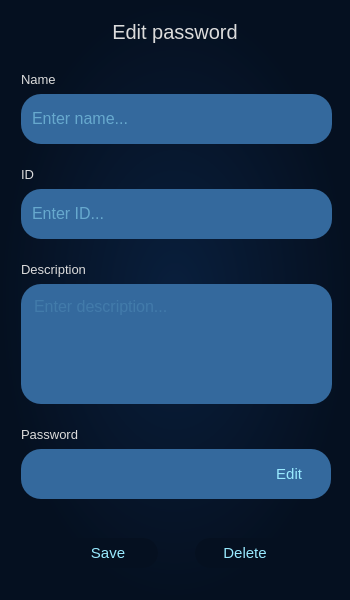
First picture: the form in editpass.ui, repository tiutcristian/Passcrypt, before the edit.
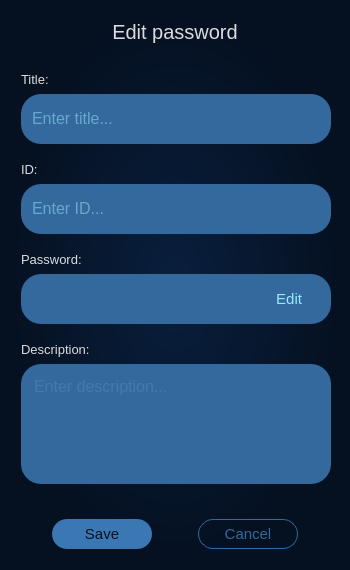
Second picture: the form after the edit. Icons and pictures are not drawn.

```diff
--- a/editpass.ui
+++ b/editpass.ui
@@ -7,37 +7,95 @@
     <x>0</x>
     <y>0</y>
     <width>350</width>
-    <height>600</height>
+    <height>570</height>
    </rect>
   </property>
   <property name="minimumSize">
    <size>
     <width>350</width>
-    <height>600</height>
+    <height>570</height>
    </size>
   </property>
   <property name="maximumSize">
    <size>
     <width>350</width>
-    <height>600</height>
+    <height>570</height>
    </size>
   </property>
   <property name="windowTitle">
    <string>Dialog</string>
   </property>
   <property name="styleSheet">
-   <string notr="true">QDialog{
+   <string notr="true">*{
+	font-family: &quot;Segoe UI&quot;;
+}
+
+#EditPass{
 	background-color: qradialgradient(spread:pad, cx:0.5, cy:0.5, radius:0.5, fx:0.5, fy:0.5, stop:0 rgba(9, 31, 61, 255), stop:1 rgba(5, 16, 32, 255));
 }
 
-QLabel{
+#upperWidget QLabel{
 	color: rgb(220, 220, 220);
-	font-family: Segoe UI;
+	font-size: 15pt;
 }
-</string>
+
+#mainWidget QFrame{
+	background-color: rgb(52, 105, 157);
+	border-radius: 20px;
+}
+
+#mainWidget QLineEdit{
+	background-color: rgb(52, 105, 157);
+	color: rgb(153, 234, 255);
+    border: no-border;
+ }
+
+#mainWidget QLineEdit[text=&quot;&quot;]{
+	color: rgba(153, 234, 255, 60);
+}
+
+#mainWidget QTextEdit{
+	color: rgba(153, 234, 255, 70);
+}
+
+#mainWidget QLabel{
+	color: rgb(220, 220, 220);
+	font-size: 10pt;
+	background: none;
+}
+
+#saveButton {
+	border-radius: 15px;
+	background-color: rgb(59, 119, 179);
+	color: rgb(5, 16, 32);
+}
+
+#saveButton:hover {
+	background-color: rgb(70, 143, 212);
+}
+
+#saveButton:pressed{
+	background-color: rgb(59, 119, 179);
+}
+
+#cancelButton {
+	border-radius: 15px;
+	border: 1px solid rgb(52, 105, 157);
+	color: rgb(52, 105, 157);
+}
+
+#cancelButton:hover {
+	border-color: rgb(70, 143, 212);
+	color: rgb(70, 143, 212);
+}
+
+#cancelButton:pressed{
+	border-color: rgb(52, 105, 157);
+	color: rgb(52, 105, 157);
+}</string>
   </property>
   <layout class="QVBoxLayout" name="verticalLayout">
-   <item alignment="Qt::AlignTop">
+   <item>
     <widget class="QWidget" name="upperWidget" native="true">
      <layout class="QHBoxLayout" name="horizontalLayout">
       <item>
@@ -54,7 +112,7 @@
        </spacer>
       </item>
       <item>
-       <widget class="QLabel" name="titleLabel">
+       <widget class="QLabel" name="titleLabel_2">
         <property name="font">
          <font>
           <family>Segoe UI</family>
@@ -93,13 +151,13 @@
        <verstretch>0</verstretch>
       </sizepolicy>
      </property>
-     <widget class="QLabel" name="nameLabel">
+     <widget class="QLabel" name="titleLabel">
       <property name="geometry">
        <rect>
         <x>10</x>
         <y>10</y>
-        <width>61</width>
-        <height>21</height>
+        <width>100</width>
+        <height>20</height>
        </rect>
       </property>
       <property name="sizePolicy">
@@ -115,15 +173,15 @@
        </font>
       </property>
       <property name="text">
-       <string>Name</string>
+       <string>Title:</string>
       </property>
      </widget>
-     <widget class="QFrame" name="nameFrame">
+     <widget class="QFrame" name="titleFrame">
       <property name="geometry">
        <rect>
         <x>10</x>
         <y>35</y>
-        <width>311</width>
+        <width>310</width>
         <height>50</height>
        </rect>
       </property>
@@ -140,8 +198,7 @@
        </size>
       </property>
       <property name="styleSheet">
-       <string notr="true">background-color: rgb(52, 105, 157);
-border-radius: 20px;</string>
+       <string notr="true"/>
       </property>
       <property name="frameShape">
        <enum>QFrame::StyledPanel</enum>
@@ -151,7 +208,7 @@
       </property>
       <layout class="QVBoxLayout" name="verticalLayout_3">
        <item>
-        <widget class="QLineEdit" name="nameLineEdit">
+        <widget class="QLineEdit" name="titleLineEdit">
          <property name="minimumSize">
           <size>
            <width>200</width>
@@ -364,21 +421,13 @@
           </font>
          </property>
          <property name="styleSheet">
-          <string notr="true">QLineEdit{
-	color: rgb(153, 234, 255);
-	border: no-border;
-	font-family: Segoe UI;
-}
-
-QLineEdit[text=&quot;&quot;]{
-	 color: rgba(153, 234, 255, 60);
-}</string>
+          <string notr="true"/>
          </property>
          <property name="echoMode">
           <enum>QLineEdit::Normal</enum>
          </property>
          <property name="placeholderText">
-          <string>Enter name...</string>
+          <string>Enter title...</string>
          </property>
         </widget>
        </item>
@@ -388,9 +437,9 @@
       <property name="geometry">
        <rect>
         <x>10</x>
-        <y>105</y>
-        <width>61</width>
-        <height>21</height>
+        <y>100</y>
+        <width>100</width>
+        <height>20</height>
        </rect>
       </property>
       <property name="sizePolicy">
@@ -406,15 +455,15 @@
        </font>
       </property>
       <property name="text">
-       <string>ID</string>
+       <string>ID:</string>
       </property>
      </widget>
      <widget class="QFrame" name="idFrame">
       <property name="geometry">
        <rect>
         <x>10</x>
-        <y>130</y>
-        <width>311</width>
+        <y>125</y>
+        <width>310</width>
         <height>50</height>
        </rect>
       </property>
@@ -431,8 +480,7 @@
        </size>
       </property>
       <property name="styleSheet">
-       <string notr="true">background-color: rgb(52, 105, 157);
-border-radius: 20px;</string>
+       <string notr="true"/>
       </property>
       <property name="frameShape">
        <enum>QFrame::StyledPanel</enum>
@@ -655,15 +703,7 @@
           </font>
          </property>
          <property name="styleSheet">
-          <string notr="true">QLineEdit{
-	color: rgb(153, 234, 255);
-	border: no-border;
-	font-family: Segoe UI;
-}
-
-QLineEdit[text=&quot;&quot;]{
-	 color: rgba(153, 234, 255, 60);
-}</string>
+          <string notr="true"/>
          </property>
          <property name="echoMode">
           <enum>QLineEdit::Normal</enum>
@@ -679,9 +719,9 @@
       <property name="geometry">
        <rect>
         <x>10</x>
-        <y>200</y>
-        <width>91</width>
-        <height>21</height>
+        <y>280</y>
+        <width>100</width>
+        <height>20</height>
        </rect>
       </property>
       <property name="sizePolicy">
@@ -697,16 +737,16 @@
        </font>
       </property>
       <property name="text">
-       <string>Description</string>
+       <string>Description:</string>
       </property>
      </widget>
      <widget class="QLabel" name="passwordLabel">
       <property name="geometry">
        <rect>
         <x>10</x>
-        <y>365</y>
-        <width>81</width>
-        <height>21</height>
+        <y>190</y>
+        <width>100</width>
+        <height>20</height>
        </rect>
       </property>
       <property name="sizePolicy">
@@ -722,21 +762,20 @@
        </font>
       </property>
       <property name="text">
-       <string>Password</string>
+       <string>Password:</string>
       </property>
      </widget>
      <widget class="QFrame" name="passwordFrame">
       <property name="geometry">
        <rect>
         <x>10</x>
-        <y>390</y>
+        <y>215</y>
         <width>310</width>
         <height>50</height>
        </rect>
       </property>
       <property name="styleSheet">
-       <string notr="true">background-color: rgb(52, 105, 157);
-border-radius: 20px;</string>
+       <string notr="true"/>
       </property>
       <property name="frameShape">
        <enum>QFrame::StyledPanel</enum>
@@ -761,7 +800,7 @@
            <active>
             <colorrole role="WindowText">
              <brush brushstyle="SolidPattern">
-              <color alpha="255">
+              <color alpha="60">
                <red>153</red>
                <green>234</green>
                <blue>255</blue>
@@ -779,7 +818,7 @@
             </colorrole>
             <colorrole role="Text">
              <brush brushstyle="SolidPattern">
-              <color alpha="255">
+              <color alpha="60">
                <red>153</red>
                <green>234</green>
                <blue>255</blue>
@@ -788,7 +827,7 @@
             </colorrole>
             <colorrole role="ButtonText">
              <brush brushstyle="SolidPattern">
-              <color alpha="255">
+              <color alpha="60">
                <red>153</red>
                <green>234</green>
                <blue>255</blue>
@@ -826,7 +865,7 @@
            <inactive>
             <colorrole role="WindowText">
              <brush brushstyle="SolidPattern">
-              <color alpha="255">
+              <color alpha="60">
                <red>153</red>
                <green>234</green>
                <blue>255</blue>
@@ -844,7 +883,7 @@
             </colorrole>
             <colorrole role="Text">
              <brush brushstyle="SolidPattern">
-              <color alpha="255">
+              <color alpha="60">
                <red>153</red>
                <green>234</green>
                <blue>255</blue>
@@ -853,7 +892,7 @@
             </colorrole>
             <colorrole role="ButtonText">
              <brush brushstyle="SolidPattern">
-              <color alpha="255">
+              <color alpha="60">
                <red>153</red>
                <green>234</green>
                <blue>255</blue>
@@ -891,7 +930,7 @@
            <disabled>
             <colorrole role="WindowText">
              <brush brushstyle="SolidPattern">
-              <color alpha="255">
+              <color alpha="60">
                <red>153</red>
                <green>234</green>
                <blue>255</blue>
@@ -909,7 +948,7 @@
             </colorrole>
             <colorrole role="Text">
              <brush brushstyle="SolidPattern">
-              <color alpha="255">
+              <color alpha="60">
                <red>153</red>
                <green>234</green>
                <blue>255</blue>
@@ -918,7 +957,7 @@
             </colorrole>
             <colorrole role="ButtonText">
              <brush brushstyle="SolidPattern">
-              <color alpha="255">
+              <color alpha="60">
                <red>153</red>
                <green>234</green>
                <blue>255</blue>
@@ -962,11 +1001,7 @@
           </font>
          </property>
          <property name="styleSheet">
-          <string notr="true">QLineEdit{
-	color: rgb(153, 234, 255);
-	border: no-border;
-	font-family: Segoe UI;
-}</string>
+          <string notr="true"/>
          </property>
          <property name="text">
           <string/>
@@ -1033,8 +1068,8 @@
       <property name="geometry">
        <rect>
         <x>10</x>
-        <y>225</y>
-        <width>311</width>
+        <y>305</y>
+        <width>310</width>
         <height>120</height>
        </rect>
       </property>
@@ -1045,10 +1080,7 @@
        </sizepolicy>
       </property>
       <property name="styleSheet">
-       <string notr="true">QFrame{
-	background-color: rgb(52, 105, 157);
-	border-radius: 20px;
-}</string>
+       <string notr="true"/>
       </property>
       <property name="frameShape">
        <enum>QFrame::StyledPanel</enum>
@@ -1072,10 +1104,7 @@
           </font>
          </property>
          <property name="styleSheet">
-          <string notr="true">QTextEdit{
-	color: rgba(153, 234, 255, 70);
-	font-family: Segoe UI;
-}</string>
+          <string notr="true"/>
          </property>
          <property name="verticalScrollBarPolicy">
           <enum>Qt::ScrollBarAlwaysOff</enum>
@@ -1093,19 +1122,26 @@
        </item>
       </layout>
      </widget>
-     <widget class="QWidget" name="bottomWidget" native="true">
-      <property name="geometry">
-       <rect>
-        <x>10</x>
-        <y>470</y>
-        <width>311</width>
-        <height>48</height>
-       </rect>
-      </property>
+    </widget>
+   </item>
+   <item>
+    <widget class="QWidget" name="lowerWidget" native="true">
       <layout class="QHBoxLayout" name="horizontalLayout_3">
        <property name="spacing">
+       <number>6</number>
+      </property>
+      <property name="leftMargin">
         <number>0</number>
        </property>
+      <property name="topMargin">
+       <number>7</number>
+      </property>
+      <property name="rightMargin">
+       <number>0</number>
+      </property>
+      <property name="bottomMargin">
+       <number>10</number>
+      </property>
        <item>
         <spacer name="leftSpacer_2">
          <property name="orientation">
@@ -1127,6 +1163,12 @@
            <height>30</height>
           </size>
          </property>
+        <property name="maximumSize">
+         <size>
+          <width>100</width>
+          <height>30</height>
+         </size>
+        </property>
          <property name="font">
           <font>
            <family>Segoe UI</family>
@@ -1137,20 +1179,7 @@
           <cursorShape>ArrowCursor</cursorShape>
          </property>
          <property name="styleSheet">
-          <string notr="true">QPushButton {
-	border-radius: 15px;
-	background-color: rgb(5, 16, 32);
-	color: #99EAFF;
-	font-family: Segoe UI;
-}
-
-QPushButton:hover {
-	background-color: rgb(52, 105, 157);
-}
-
-QPushButton:pressed {
-	background-color: rgb(47, 97, 144);
-}</string>
+         <string notr="true"/>
          </property>
          <property name="text">
           <string>Save</string>
@@ -1177,13 +1206,19 @@
         </spacer>
        </item>
        <item>
-        <widget class="QPushButton" name="deleteButton">
+       <widget class="QPushButton" name="cancelButton">
          <property name="minimumSize">
           <size>
            <width>100</width>
            <height>30</height>
           </size>
          </property>
+        <property name="maximumSize">
+         <size>
+          <width>100</width>
+          <height>30</height>
+         </size>
+        </property>
          <property name="font">
           <font>
            <family>Segoe UI</family>
@@ -1194,24 +1229,10 @@
           <cursorShape>ArrowCursor</cursorShape>
          </property>
          <property name="styleSheet">
-          <string notr="true">QPushButton {
-	border-radius: 15px;
-	background-color: rgb(5, 16, 32);
-	color: #99EAFF;
-	font-family: Segoe UI;
-}
-
-QPushButton:hover {
-	background-color: rgb(209, 26, 42);
-	color: rgb(220, 220, 220);
-}
-
-QPushButton:pressed {
-	background-color: rgb(195, 24, 42);
-}</string>
+         <string notr="true"/>
          </property>
          <property name="text">
-          <string>Delete</string>
+         <string>Cancel</string>
          </property>
          <property name="iconSize">
           <size>
@@ -1235,7 +1256,6 @@
         </spacer>
        </item>
       </layout>
-     </widget>
     </widget>
    </item>
   </layout>
```
Lines whose indentation alone changed are shown as unchanged.
